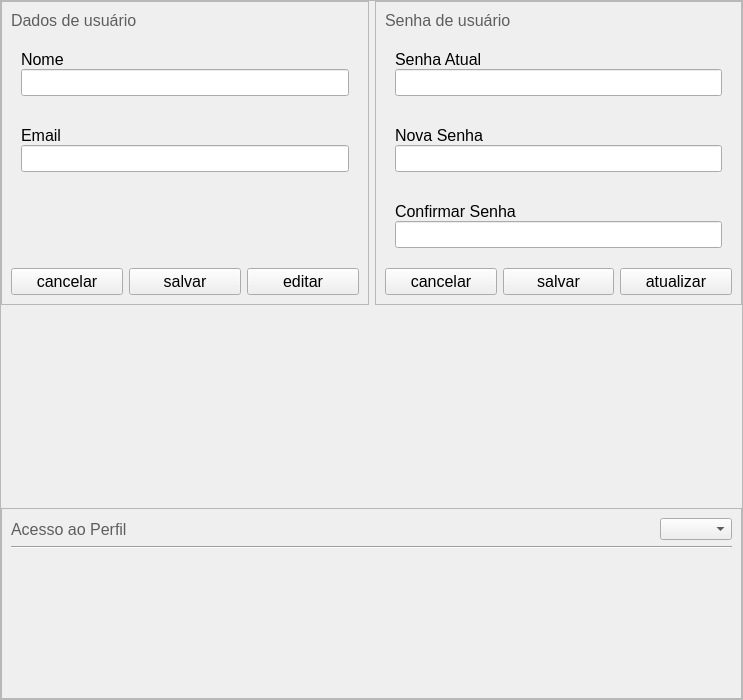
First picture: the form in application/src/ui/ConfigForm.ui, repository iagoofelipe/Finances, before the edit.
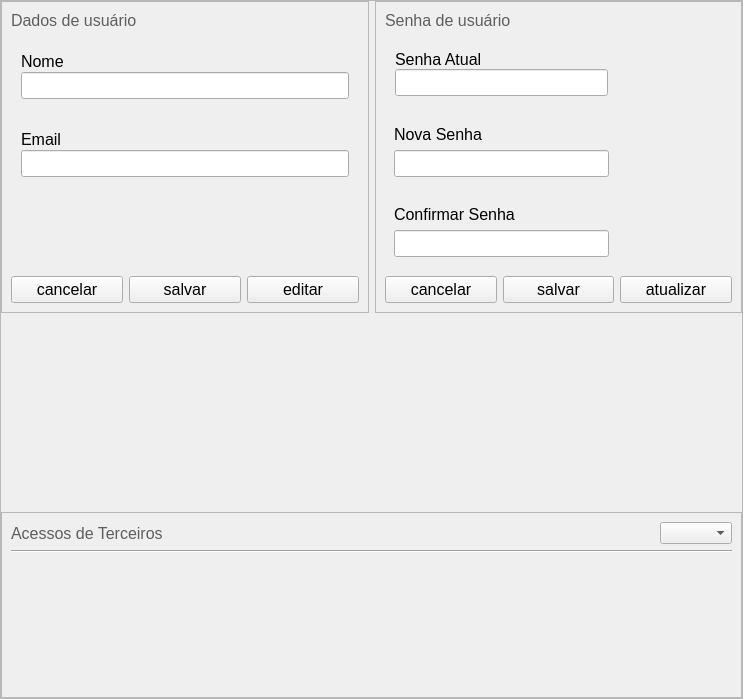
Second picture: the form after the edit. Icons and pictures are not drawn.

```diff
--- a/application/src/ui/ConfigForm.ui
+++ b/application/src/ui/ConfigForm.ui
@@ -7,7 +7,7 @@
     <x>0</x>
     <y>0</y>
     <width>743</width>
-    <height>700</height>
+    <height>699</height>
    </rect>
   </property>
   <property name="windowTitle">
@@ -37,10 +37,10 @@
         <x>0</x>
         <y>0</y>
         <width>741</width>
-        <height>698</height>
+        <height>697</height>
        </rect>
       </property>
-      <layout class="QGridLayout" name="gridLayout">
+      <layout class="QGridLayout" name="gridLayout" columnstretch="1,1">
        <property name="leftMargin">
         <number>0</number>
        </property>
@@ -125,7 +125,63 @@
               </widget>
              </item>
              <item>
-              <widget class="QLineEdit" name="leSenhaAtual"/>
+              <widget class="QWidget" name="widget_2" native="true">
+               <layout class="QHBoxLayout" name="horizontalLayout_3">
+                <property name="leftMargin">
+                 <number>0</number>
+                </property>
+                <property name="topMargin">
+                 <number>0</number>
+                </property>
+                <property name="rightMargin">
+                 <number>0</number>
+                </property>
+                <property name="bottomMargin">
+                 <number>0</number>
+                </property>
+                <item>
+                 <widget class="QLineEdit" name="leSenhaAtual">
+                  <property name="echoMode">
+                   <enum>QLineEdit::Password</enum>
+                  </property>
+                  <property name="dragEnabled">
+                   <bool>false</bool>
+                  </property>
+                  <property name="clearButtonEnabled">
+                   <bool>false</bool>
+                  </property>
+                 </widget>
+                </item>
+                <item>
+                 <widget class="QPushButton" name="btnSenhaAtualHide">
+                  <property name="text">
+                   <string/>
+                  </property>
+                  <property name="icon">
+                   <iconset resource="imgs/resource.qrc">
+                    <normaloff>:/root/icons/eye-off.svg</normaloff>:/root/icons/eye-off.svg</iconset>
+                  </property>
+                  <property name="flat">
+                   <bool>true</bool>
+                  </property>
+                 </widget>
+                </item>
+                <item>
+                 <widget class="QPushButton" name="btnSenhaAtualShow">
+                  <property name="text">
+                   <string/>
+                  </property>
+                  <property name="icon">
+                   <iconset resource="imgs/resource.qrc">
+                    <normaloff>:/root/icons/eye.svg</normaloff>:/root/icons/eye.svg</iconset>
+                  </property>
+                  <property name="flat">
+                   <bool>true</bool>
+                  </property>
+                 </widget>
+                </item>
+               </layout>
+              </widget>
              </item>
             </layout>
            </widget>
@@ -138,22 +194,7 @@
               <pointsize>12</pointsize>
              </font>
             </property>
-            <layout class="QVBoxLayout" name="verticalLayout_5">
-             <property name="spacing">
-              <number>0</number>
-             </property>
-             <property name="leftMargin">
-              <number>10</number>
-             </property>
-             <property name="topMargin">
-              <number>10</number>
-             </property>
-             <property name="rightMargin">
-              <number>10</number>
-             </property>
-             <property name="bottomMargin">
-              <number>10</number>
-             </property>
+            <layout class="QVBoxLayout" name="verticalLayout_2">
              <item>
               <widget class="QLabel" name="label_7">
                <property name="text">
@@ -162,7 +203,63 @@
               </widget>
              </item>
              <item>
-              <widget class="QLineEdit" name="leSenhaNova"/>
+              <widget class="QWidget" name="widget_3" native="true">
+               <layout class="QHBoxLayout" name="horizontalLayout_4">
+                <property name="leftMargin">
+                 <number>0</number>
+                </property>
+                <property name="topMargin">
+                 <number>0</number>
+                </property>
+                <property name="rightMargin">
+                 <number>0</number>
+                </property>
+                <property name="bottomMargin">
+                 <number>0</number>
+                </property>
+                <item>
+                 <widget class="QLineEdit" name="leSenhaNova">
+                  <property name="echoMode">
+                   <enum>QLineEdit::Password</enum>
+                  </property>
+                  <property name="dragEnabled">
+                   <bool>false</bool>
+                  </property>
+                  <property name="clearButtonEnabled">
+                   <bool>false</bool>
+                  </property>
+                 </widget>
+                </item>
+                <item>
+                 <widget class="QPushButton" name="btnSenhaNovaHide">
+                  <property name="text">
+                   <string/>
+                  </property>
+                  <property name="icon">
+                   <iconset resource="imgs/resource.qrc">
+                    <normaloff>:/root/icons/eye-off.svg</normaloff>:/root/icons/eye-off.svg</iconset>
+                  </property>
+                  <property name="flat">
+                   <bool>true</bool>
+                  </property>
+                 </widget>
+                </item>
+                <item>
+                 <widget class="QPushButton" name="btnSenhaNovaShow">
+                  <property name="text">
+                   <string/>
+                  </property>
+                  <property name="icon">
+                   <iconset resource="imgs/resource.qrc">
+                    <normaloff>:/root/icons/eye.svg</normaloff>:/root/icons/eye.svg</iconset>
+                  </property>
+                  <property name="flat">
+                   <bool>true</bool>
+                  </property>
+                 </widget>
+                </item>
+               </layout>
+              </widget>
              </item>
             </layout>
            </widget>
@@ -175,22 +272,7 @@
               <pointsize>12</pointsize>
              </font>
             </property>
-            <layout class="QVBoxLayout" name="verticalLayout_6">
-             <property name="spacing">
-              <number>0</number>
-             </property>
-             <property name="leftMargin">
-              <number>10</number>
-             </property>
-             <property name="topMargin">
-              <number>10</number>
-             </property>
-             <property name="rightMargin">
-              <number>10</number>
-             </property>
-             <property name="bottomMargin">
-              <number>10</number>
-             </property>
+            <layout class="QVBoxLayout" name="verticalLayout_5">
              <item>
               <widget class="QLabel" name="label_8">
                <property name="text">
@@ -199,7 +281,63 @@
               </widget>
              </item>
              <item>
-              <widget class="QLineEdit" name="leSenhaConfirm"/>
+              <widget class="QWidget" name="widget_4" native="true">
+               <layout class="QHBoxLayout" name="horizontalLayout_5">
+                <property name="leftMargin">
+                 <number>0</number>
+                </property>
+                <property name="topMargin">
+                 <number>0</number>
+                </property>
+                <property name="rightMargin">
+                 <number>0</number>
+                </property>
+                <property name="bottomMargin">
+                 <number>0</number>
+                </property>
+                <item>
+                 <widget class="QLineEdit" name="leSenhaConfirm">
+                  <property name="echoMode">
+                   <enum>QLineEdit::Password</enum>
+                  </property>
+                  <property name="dragEnabled">
+                   <bool>false</bool>
+                  </property>
+                  <property name="clearButtonEnabled">
+                   <bool>false</bool>
+                  </property>
+                 </widget>
+                </item>
+                <item>
+                 <widget class="QPushButton" name="btnSenhaConfirmHide">
+                  <property name="text">
+                   <string/>
+                  </property>
+                  <property name="icon">
+                   <iconset resource="imgs/resource.qrc">
+                    <normaloff>:/root/icons/eye-off.svg</normaloff>:/root/icons/eye-off.svg</iconset>
+                  </property>
+                  <property name="flat">
+                   <bool>true</bool>
+                  </property>
+                 </widget>
+                </item>
+                <item>
+                 <widget class="QPushButton" name="btnSenhaConfirmShow">
+                  <property name="text">
+                   <string/>
+                  </property>
+                  <property name="icon">
+                   <iconset resource="imgs/resource.qrc">
+                    <normaloff>:/root/icons/eye.svg</normaloff>:/root/icons/eye.svg</iconset>
+                  </property>
+                  <property name="flat">
+                   <bool>true</bool>
+                  </property>
+                 </widget>
+                </item>
+               </layout>
+              </widget>
              </item>
             </layout>
            </widget>
@@ -498,7 +636,7 @@
                 <string notr="true">color: #5E5E5E;</string>
                </property>
                <property name="text">
-                <string>Acesso ao Perfil</string>
+                <string>Acessos de Terceiros</string>
                </property>
               </widget>
              </item>
@@ -509,7 +647,7 @@
                </property>
                <property name="sizeHint" stdset="0">
                 <size>
-                 <width>529</width>
+                 <width>0</width>
                  <height>20</height>
                 </size>
                </property>
@@ -530,7 +668,7 @@
           </item>
           <item>
            <widget class="QWidget" name="widget_16" native="true">
-            <layout class="QHBoxLayout" name="acessoPerfilLayout">
+            <layout class="QHBoxLayout" name="acessoPerfilLayout" stretch="1,1">
              <property name="leftMargin">
               <number>0</number>
              </property>
@@ -544,10 +682,24 @@
               <number>0</number>
              </property>
              <item>
-              <widget class="QWidget" name="widEdicao" native="true"/>
+              <widget class="QWidget" name="widEdicao" native="true">
+               <property name="minimumSize">
+                <size>
+                 <width>0</width>
+                 <height>0</height>
+                </size>
+               </property>
+              </widget>
              </item>
              <item>
-              <widget class="QWidget" name="widVisu" native="true"/>
+              <widget class="QWidget" name="widVisu" native="true">
+               <property name="minimumSize">
+                <size>
+                 <width>0</width>
+                 <height>0</height>
+                </size>
+               </property>
+              </widget>
              </item>
             </layout>
            </widget>
@@ -556,10 +708,24 @@
         </widget>
        </item>
        <item row="1" column="0">
-        <widget class="QWidget" name="widPerfis" native="true"/>
+        <widget class="QWidget" name="widPerfis" native="true">
+         <property name="minimumSize">
+          <size>
+           <width>0</width>
+           <height>0</height>
+          </size>
+         </property>
+        </widget>
        </item>
        <item row="1" column="1">
-        <widget class="QWidget" name="widShare" native="true"/>
+        <widget class="QWidget" name="widShare" native="true">
+         <property name="minimumSize">
+          <size>
+           <width>0</width>
+           <height>0</height>
+          </size>
+         </property>
+        </widget>
        </item>
       </layout>
      </widget>
```
Left out of the diff: 3 changed lines with no effect on the pictures.
